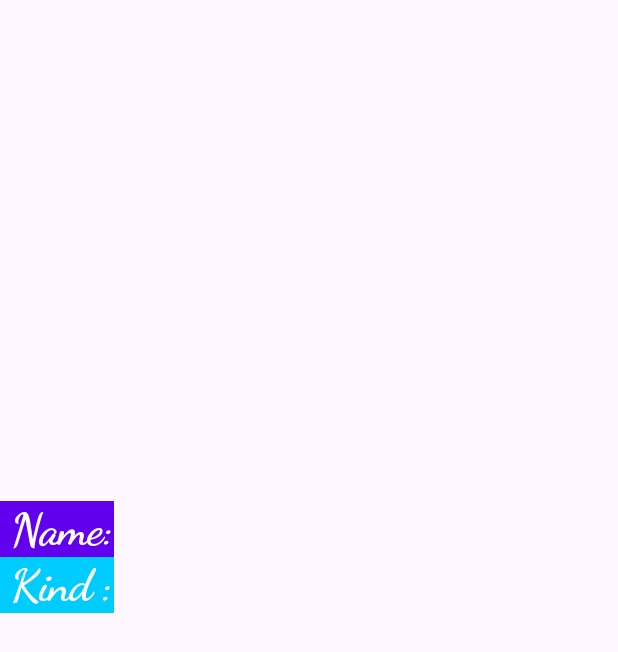
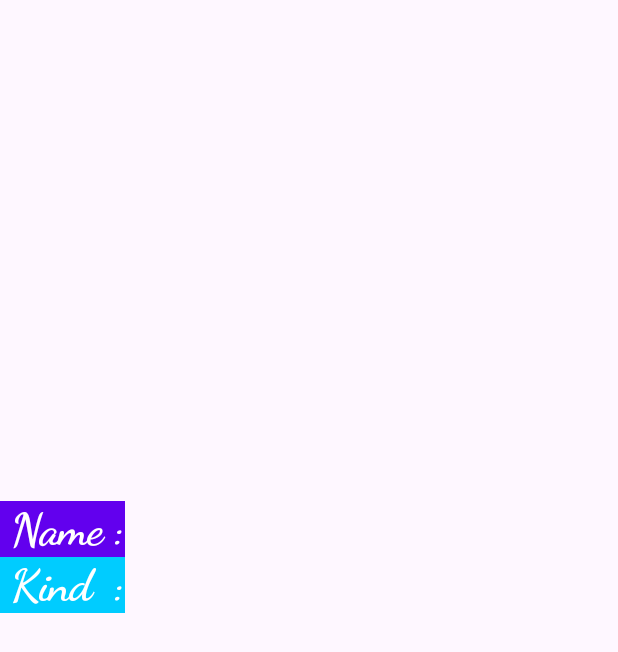
Before and after one commit to Dxsonu7/Pokemon-Recycle-App, an Android app: the layout poke_item.xml on its own in the app's theme, with its tools: preview values and no code run, on a phone screen of 412 x 824 dp. Shown: the top 652 px of the screen. Run offline under Robolectric (Android 15) with nearby library versions, the phone set to English and light mode, and no system bars; network calls fail; Roboto replaces fonts that are not available here.

```diff
--- a/app/src/main/res/layout/activity_main.xml
+++ b/app/src/main/res/layout/activity_main.xml
@@ -7,11 +7,12 @@
     android:layout_height="match_parent"
     tools:context=".MainActivity">
 
+
     <androidx.recyclerview.widget.RecyclerView
         android:id="@+id/pokemonRecyclerView"
         android:layout_width="match_parent"
         android:layout_height="match_parent"
-        app:layout_constraintTop_toTopOf="parent"
+        app:layout_constraintTop_toBottomOf="parent"
         app:layout_constraintBottom_toBottomOf="parent"
         app:layout_constraintStart_toStartOf="parent"
         app:layout_constraintEnd_toEndOf="parent" />
--- a/app/src/main/res/layout/poke_item.xml
+++ b/app/src/main/res/layout/poke_item.xml
@@ -24,8 +24,8 @@
         android:background="@color/purple_500"
         android:fontFamily="cursive"
         android:textAppearance="@style/TextAppearance.Quote"
-        android:text=" Name:"
-        android:textColor="@color/white"
+        android:text=" Name :"
+        android:textColor="@color/pokemon_white"
         app:layout_constraintEnd_toStartOf="@id/nameTextView"
         app:layout_constraintTop_toBottomOf="@id/pokemonImageView" />
 
@@ -45,11 +45,11 @@
         android:id="@+id/typeTitle"
         android:layout_width="wrap_content"
         android:layout_height="wrap_content"
-        android:text=" Kind :"
+        android:text=" Kind  :"
         android:textAppearance="@style/TextAppearance.Quote"
         android:fontFamily="cursive"
-        android:background="@color/blue"
-        android:textColor="@color/white"
+        android:background="@color/pokemon_blue"
+        android:textColor="@color/pokemon_white"
         app:layout_constraintTop_toBottomOf="@id/nameTitle"
         app:layout_constraintEnd_toStartOf="@id/typeTextView" />
 
--- a/app/src/main/res/values/colors.xml
+++ b/app/src/main/res/values/colors.xml
@@ -1,11 +1,11 @@
 <?xml version="1.0" encoding="utf-8"?>
 <resources>
     <color name="black">#FF000000</color>
-    <color name="white">#FFFFFFFF</color>
+    <color name="pokemon_white">#FFFFFFFF</color>
     <color name="gray_dark">#535353</color>
     <color name="gray_light">#b3b3b3</color>
     <color name="purple_200">#FFBB86FC</color>
     <color name="purple_500">#FF6200EE</color>
     <color name="purple_700">#FF3700B3</color>
-    <color name="blue">#00CCFF</color>
+    <color name="pokemon_blue">#00CCFF</color>
 </resources>
```
